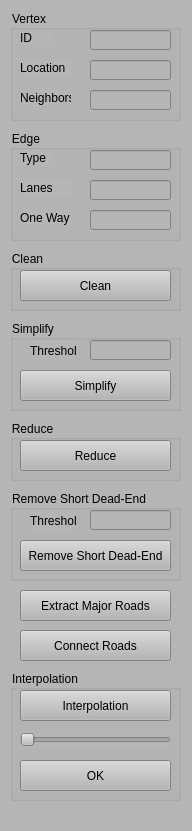
Above: GSMViewer/ControlWidget.ui from gnishida/GSMViewer before the change. Below: the same form after it.
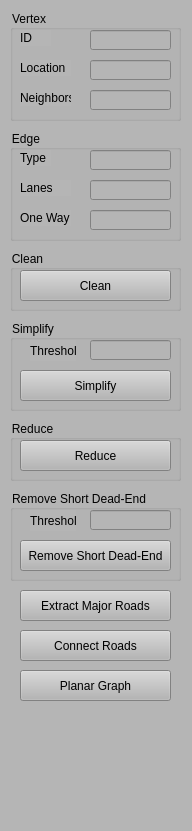
That is the form after the change.

Patch:
```diff
--- a/GSMViewer/ControlWidget.ui
+++ b/GSMViewer/ControlWidget.ui
@@ -360,57 +360,18 @@
      <string>Connect Roads</string>
     </property>
    </widget>
-   <widget class="QGroupBox" name="groupBox_7">
+   <widget class="QPushButton" name="pushButtonPlanarify">
     <property name="geometry">
      <rect>
-      <x>10</x>
+      <x>20</x>
       <y>670</y>
-      <width>171</width>
-      <height>131</height>
+      <width>151</width>
+      <height>31</height>
      </rect>
     </property>
-    <property name="title">
-     <string>Interpolation</string>
+    <property name="text">
+     <string>Planar Graph</string>
     </property>
-    <widget class="QPushButton" name="pushButtonInterpolation">
-     <property name="geometry">
-      <rect>
-       <x>10</x>
-       <y>20</y>
-       <width>151</width>
-       <height>31</height>
-      </rect>
-     </property>
-     <property name="text">
-      <string>Interpolation</string>
-     </property>
-    </widget>
-    <widget class="QSlider" name="horizontalSliderInterpolationRatio">
-     <property name="geometry">
-      <rect>
-       <x>10</x>
-       <y>60</y>
-       <width>151</width>
-       <height>19</height>
-      </rect>
-     </property>
-     <property name="orientation">
-      <enum>Qt::Horizontal</enum>
-     </property>
-    </widget>
-    <widget class="QPushButton" name="pushButtonFinalizeInterpolation">
-     <property name="geometry">
-      <rect>
-       <x>10</x>
-       <y>90</y>
-       <width>151</width>
-       <height>31</height>
-      </rect>
-     </property>
-     <property name="text">
-      <string>OK</string>
-     </property>
-    </widget>
    </widget>
   </widget>
  </widget>
```
